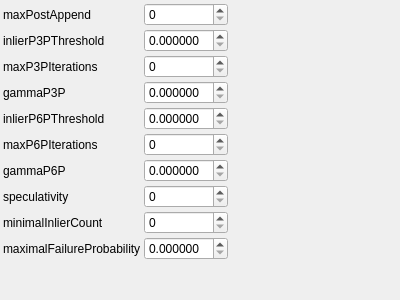
First picture: the form in utils/corestructs/coreWidgets/iterativeReconstructionAppendParamsControlWidget.ui, repository NickPenkrat/corecvs, before the edit.
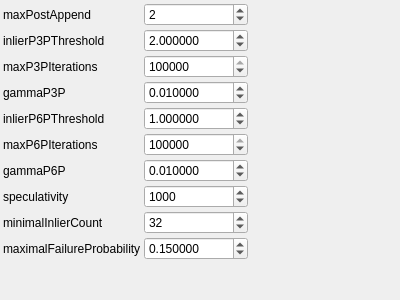
Second picture: the form after the edit.

What changed in the file:
```diff
--- a/utils/corestructs/coreWidgets/iterativeReconstructionAppendParamsControlWidget.ui
+++ b/utils/corestructs/coreWidgets/iterativeReconstructionAppendParamsControlWidget.ui
@@ -32,6 +32,18 @@
        <property name="toolTip">
          <string>Maximal post-append iterations</string>
        </property>
+       <property name="minimum">
+        <number>1</number>
+       </property>
+       <property name="maximum">
+        <number>100000</number>
+       </property>
+       <property name="singleStep">
+        <number>1</number>
+       </property>
+       <property name="value">
+        <number>2</number>
+       </property>
      </widget>
     </item>
     <item row="1" column="0">
@@ -46,6 +58,18 @@
        <property name="toolTip">
          <string>Inlier threshold for 3P->pose</string>
        </property>
+       <property name="minimum">
+        <double>0</double>
+       </property>
+       <property name="maximum">
+        <double>10000</double>
+       </property>
+       <property name="singleStep">
+        <double>0.0001</double>
+       </property>
+       <property name="value">
+        <double>2</double>
+       </property>
        <property name="decimals">
         <number>6</number>
        </property>
@@ -63,6 +87,18 @@
        <property name="toolTip">
          <string>Maximal ransac iterations for 3P->pose</string>
        </property>
+       <property name="minimum">
+        <number>1</number>
+       </property>
+       <property name="maximum">
+        <number>1000000</number>
+       </property>
+       <property name="singleStep">
+        <number>1</number>
+       </property>
+       <property name="value">
+        <number>100000</number>
+       </property>
      </widget>
     </item>
     <item row="3" column="0">
@@ -77,6 +113,18 @@
        <property name="toolTip">
          <string>Target error probability for 3P pose estimation</string>
        </property>
+       <property name="minimum">
+        <double>0</double>
+       </property>
+       <property name="maximum">
+        <double>1</double>
+       </property>
+       <property name="singleStep">
+        <double>0.0001</double>
+       </property>
+       <property name="value">
+        <double>0.01</double>
+       </property>
        <property name="decimals">
         <number>6</number>
        </property>
@@ -94,6 +142,18 @@
        <property name="toolTip">
          <string>Inlier threshold for 6P->pose/3P->orientation</string>
        </property>
+       <property name="minimum">
+        <double>0</double>
+       </property>
+       <property name="maximum">
+        <double>10000</double>
+       </property>
+       <property name="singleStep">
+        <double>0.001</double>
+       </property>
+       <property name="value">
+        <double>1</double>
+       </property>
        <property name="decimals">
         <number>6</number>
        </property>
@@ -111,6 +171,18 @@
        <property name="toolTip">
          <string>Maximal ransac iterations for 6P->pose/3P->orientation</string>
        </property>
+       <property name="minimum">
+        <number>1</number>
+       </property>
+       <property name="maximum">
+        <number>1000000</number>
+       </property>
+       <property name="singleStep">
+        <number>1</number>
+       </property>
+       <property name="value">
+        <number>400000</number>
+       </property>
      </widget>
     </item>
     <item row="6" column="0">
@@ -125,6 +197,18 @@
        <property name="toolTip">
          <string>Target error probability for 6P->pose/3P->orientation</string>
        </property>
+       <property name="minimum">
+        <double>0</double>
+       </property>
+       <property name="maximum">
+        <double>1</double>
+       </property>
+       <property name="singleStep">
+        <double>0.0001</double>
+       </property>
+       <property name="value">
+        <double>0.01</double>
+       </property>
        <property name="decimals">
         <number>6</number>
        </property>
@@ -142,6 +226,18 @@
        <property name="toolTip">
          <string>This defines how many multicameras are subject for P3P evaluation at each iteration</string>
        </property>
+       <property name="minimum">
+        <number>1</number>
+       </property>
+       <property name="maximum">
+        <number>1000000</number>
+       </property>
+       <property name="singleStep">
+        <number>1</number>
+       </property>
+       <property name="value">
+        <number>1000</number>
+       </property>
      </widget>
     </item>
     <item row="8" column="0">
@@ -156,6 +252,18 @@
        <property name="toolTip">
          <string>Minimal inlier count for hypotheis acceptance</string>
        </property>
+       <property name="minimum">
+        <number>3</number>
+       </property>
+       <property name="maximum">
+        <number>1000000</number>
+       </property>
+       <property name="singleStep">
+        <number>1</number>
+       </property>
+       <property name="value">
+        <number>32</number>
+       </property>
      </widget>
     </item>
     <item row="9" column="0">
@@ -170,6 +278,18 @@
        <property name="toolTip">
          <string>Maximal failure probability for hypothesis acceptance</string>
        </property>
+       <property name="minimum">
+        <double>0</double>
+       </property>
+       <property name="maximum">
+        <double>1</double>
+       </property>
+       <property name="singleStep">
+        <double>0.001</double>
+       </property>
+       <property name="value">
+        <double>0.15</double>
+       </property>
        <property name="decimals">
         <number>6</number>
        </property>
```
